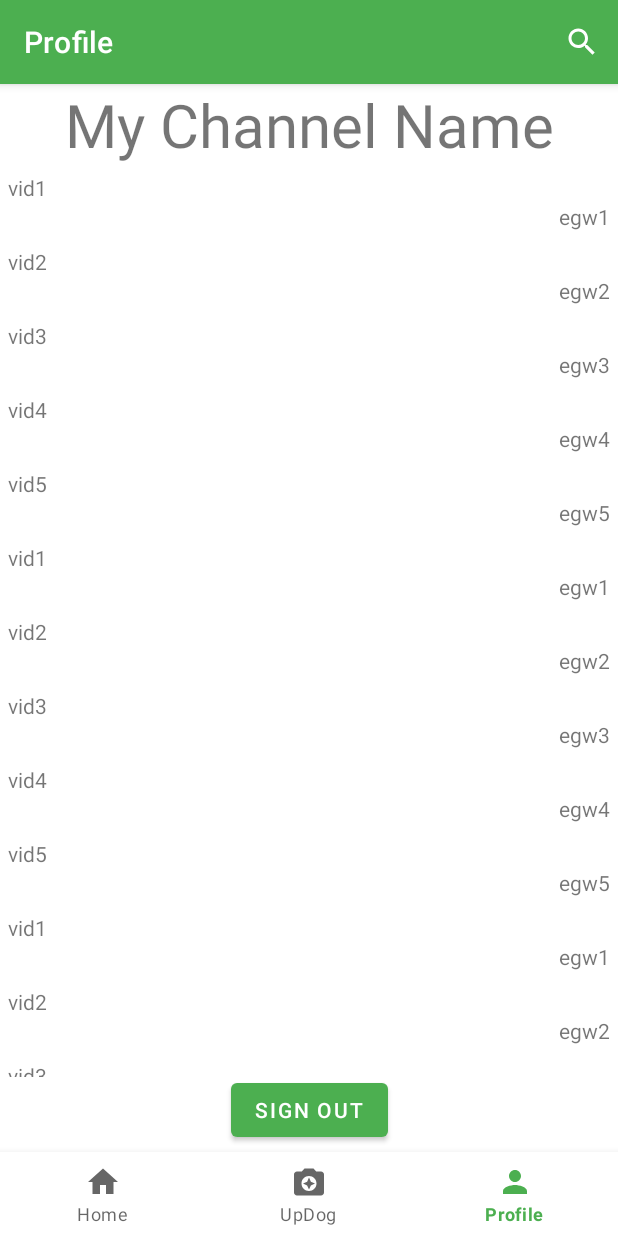
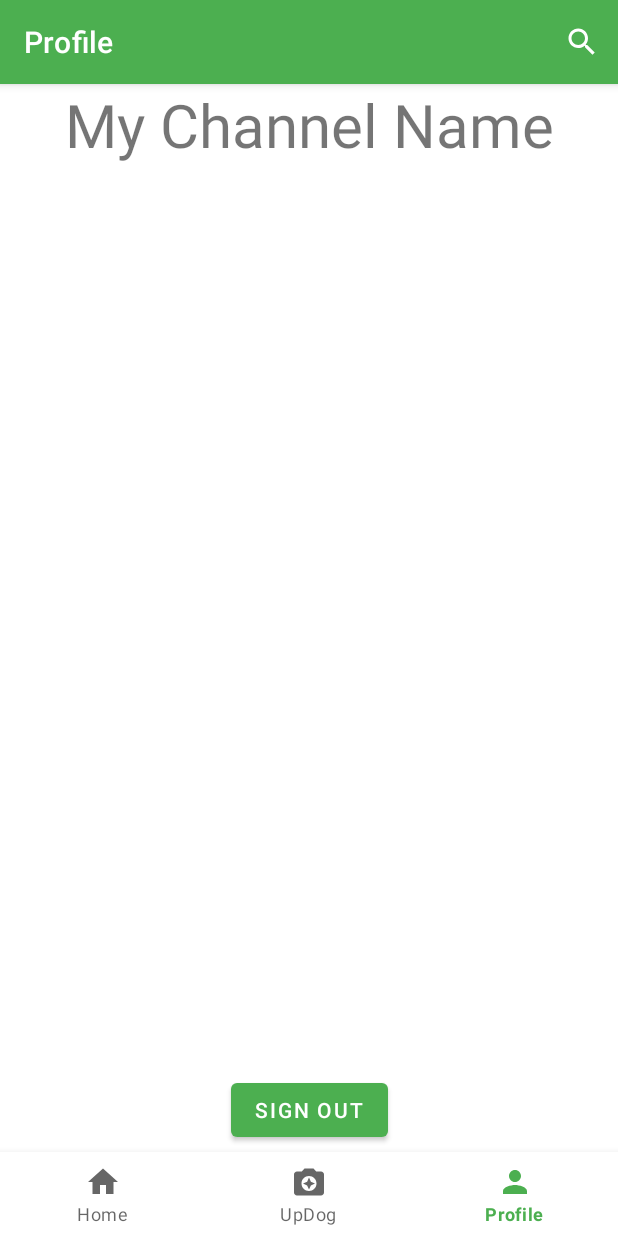
Before and after one commit to michalisvaz/Distributed-Systems-2021, an Android app: the ProfileFragment screen opened through its navigation route, on a phone screen of 412 x 824 dp. Run offline under Robolectric (Android 15) with nearby library versions, the phone set to English and light mode, and no system bars; our stand-ins replace navigation-ui; 9 statements that could not run were skipped.

Commit message:
make video list dynamic

```diff
--- a/app/src/main/java/e/master/updog/MainActivity.java
+++ b/app/src/main/java/e/master/updog/MainActivity.java
@@ -135,6 +135,7 @@ public class MainActivity extends AppCompatActivity {
         protected Void doInBackground(Void... voids) {
             try {
                 Socket socket = new Socket(ip, port);
+                Log.d("CONNECTED", "Connected to broker!");
                 ObjectOutputStream tempOutStream = new ObjectOutputStream(socket.getOutputStream());
                 ObjectInputStream tempInStream = new ObjectInputStream(socket.getInputStream());
                 tempOutStream.writeUTF("GETBROKERLIST");
--- a/app/src/main/java/e/master/updog/ui/profile/ProfileFragment.java
+++ b/app/src/main/java/e/master/updog/ui/profile/ProfileFragment.java
@@ -27,7 +27,7 @@ public class ProfileFragment extends Fragment {
 
     private ProfileViewModel profileViewModel;
     private FragmentProfileBinding binding;
-    private List<VideoFile> myVids;
+    public static List<VideoFile> myVids = new ArrayList<VideoFile>();;
 
     public View onCreateView(@NonNull LayoutInflater inflater,
                              ViewGroup container, Bundle savedInstanceState) {
@@ -37,23 +37,6 @@ public class ProfileFragment extends Fragment {
         binding = FragmentProfileBinding.inflate(inflater, container, false);
         View root = binding.getRoot();
 
-        myVids = new ArrayList<VideoFile>();
-        List<String> hashtags = new ArrayList<String>();
-        myVids.add(new VideoFile("vid1", "egw1", hashtags, 1, false));
-        myVids.add(new VideoFile("vid2", "egw2", hashtags, 1, false));
-        myVids.add(new VideoFile("vid3", "egw3", hashtags, 1, false));
-        myVids.add(new VideoFile("vid4", "egw4", hashtags, 1, false));
-        myVids.add(new VideoFile("vid5", "egw5", hashtags, 1, false));
-        myVids.add(new VideoFile("vid1", "egw1", hashtags, 1, false));
-        myVids.add(new VideoFile("vid2", "egw2", hashtags, 1, false));
-        myVids.add(new VideoFile("vid3", "egw3", hashtags, 1, false));
-        myVids.add(new VideoFile("vid4", "egw4", hashtags, 1, false));
-        myVids.add(new VideoFile("vid5", "egw5", hashtags, 1, false));
-        myVids.add(new VideoFile("vid1", "egw1", hashtags, 1, false));
-        myVids.add(new VideoFile("vid2", "egw2", hashtags, 1, false));
-        myVids.add(new VideoFile("vid3", "egw3", hashtags, 1, false));
-        myVids.add(new VideoFile("vid4", "egw4", hashtags, 1, false));
-        myVids.add(new VideoFile("vid5", "egw5", hashtags, 1, false));
         RecyclerView view = binding.profileGrid;
         GridLayoutManager gridLayoutManager = new GridLayoutManager(getContext(), 1);
         gridLayoutManager.setOrientation(RecyclerView.VERTICAL);
@@ -77,6 +60,7 @@ public class ProfileFragment extends Fragment {
         signout.setOnClickListener(new View.OnClickListener() {
             @Override
             public void onClick(View view) {
+                myVids = new ArrayList<VideoFile>();
                 ((MainActivity) requireActivity()).signOut();
             }
         });
@@ -110,4 +94,5 @@ public class ProfileFragment extends Fragment {
         Button signout = getView().findViewById(R.id.signout);
         signout.setVisibility(View.VISIBLE);
     }
+
 }
--- a/app/src/main/java/e/master/updog/ui/upload/UploadFragment.java
+++ b/app/src/main/java/e/master/updog/ui/upload/UploadFragment.java
@@ -33,6 +33,7 @@ import java.util.ArrayList;
 import e.master.updog.MainActivity;
 import e.master.updog.components.Publisher;
 import e.master.updog.databinding.FragmentUploadBinding;
+import e.master.updog.ui.profile.ProfileFragment;
 import e.master.updog.utilities.VideoFile;
 
 public class UploadFragment extends Fragment {
@@ -126,6 +127,9 @@ public class UploadFragment extends Fragment {
             Publisher pub = ((MainActivity) requireActivity()).publisher;
             pub.setCurrentVideo(videoFile);
             boolean pubToBrokerSuccess = pub.push();
+            if(pubToBrokerSuccess){
+                ProfileFragment.myVids.add(videoFile);
+            }
             return null;
         }
     }
```
